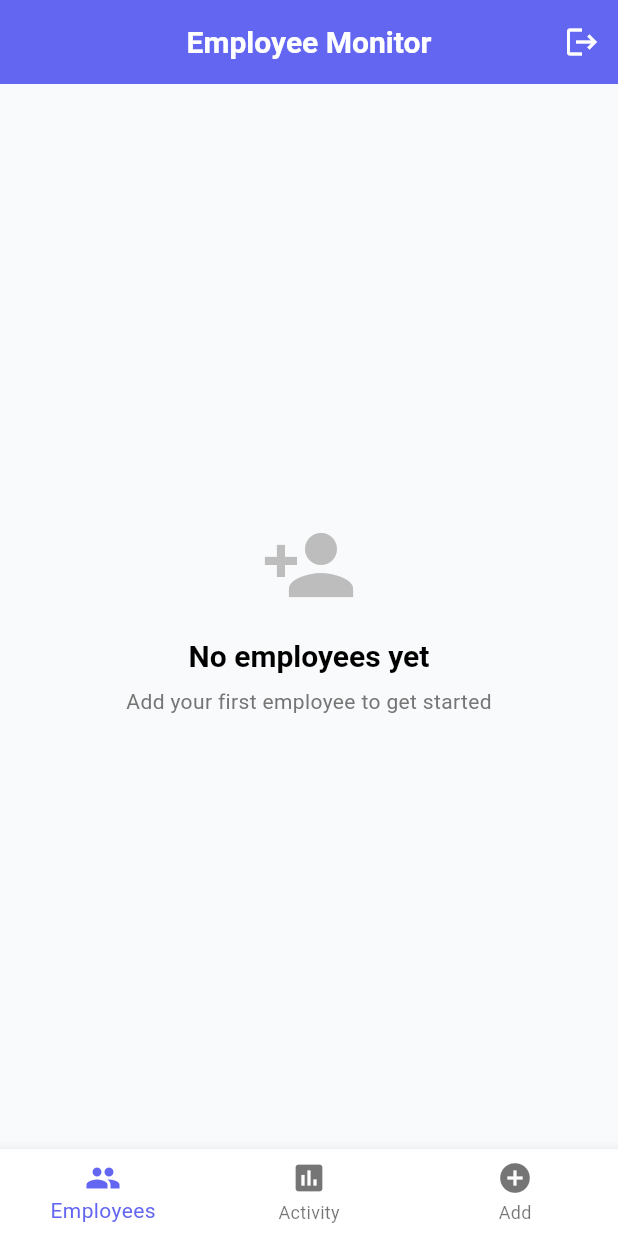
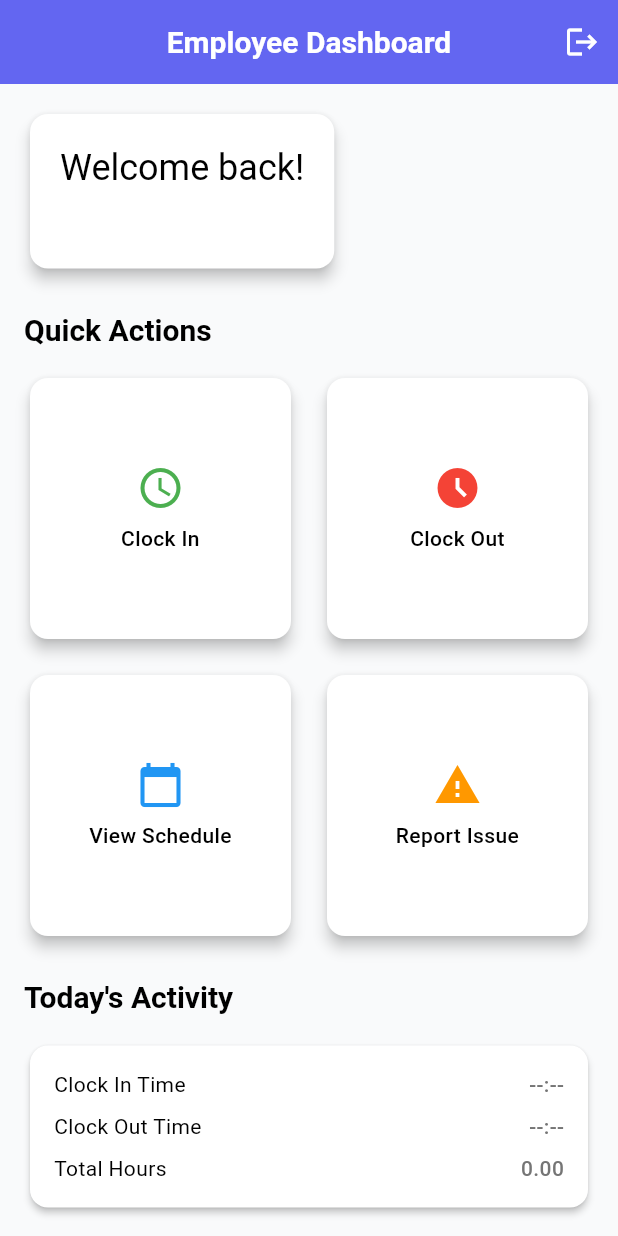
Before and after one commit to dbasysar-beep/my_app, a Flutter app: the screen it shows once a user with an empty profile is signed in, on a phone screen of 412 x 824 dp. Run offline on Flutter 3.47's test engine with Material 3 defaults, Android fonts, the phone set to English and light mode, and no system bars; our stand-ins replace cloud_firestore, firebase_auth, firebase_core; accounts and stored records are empty.

Commit message:
Updated signup and fixed Firebase error

```diff
--- a/lib/main.dart
+++ b/lib/main.dart
@@ -1,4 +1,6 @@
 import 'package:flutter/material.dart';
+import 'package:flutter/foundation.dart'
+    show defaultTargetPlatform, kIsWeb, TargetPlatform;
 import 'package:firebase_core/firebase_core.dart';
 import 'package:provider/provider.dart';
 import 'firebase_options.dart';
@@ -7,23 +9,119 @@ import 'providers/auth_provider.dart';
 import 'screens/auth/login_screen.dart';
 import 'screens/auth/signup_screen.dart';
 import 'screens/home/home_screen.dart';
+import 'screens/dashboards/admin_dashboard.dart';
+import 'screens/dashboards/employee_dashboard.dart';
 import 'screens/employees/add_employee_screen.dart';
 import 'screens/employees/edit_employee_screen.dart';
 import 'screens/employees/employee_details_screen.dart';
 
-void main() async {
+Future<void> main() async {
   WidgetsFlutterBinding.ensureInitialized();
+  runApp(const MyApp());
+}
 
-  try {
-    await Firebase.initializeApp(
-      options: DefaultFirebaseOptions.currentPlatform,
-    );
-    print('Firebase initialized successfully!');
-  } catch (e) {
-    print('Firebase initialization error: $e');
+Future<FirebaseApp> _initializeFirebase() async {
+  final isNativeMobile = !kIsWeb &&
+      (defaultTargetPlatform == TargetPlatform.android ||
+          defaultTargetPlatform == TargetPlatform.iOS);
+
+  if (isNativeMobile) {
+    final app = await Firebase.initializeApp();
+    print('Firebase native app initialized: ${app.options.projectId} / ${app.options.appId}');
+    return app;
   }
 
-  runApp(const MyApp());
+  final app = await Firebase.initializeApp(
+    options: DefaultFirebaseOptions.currentPlatform,
+  );
+  print('Firebase options app initialized: ${app.options.projectId} / ${app.options.appId}');
+  return app;
+}
+
+class FirebaseInitScreen extends StatefulWidget {
+  const FirebaseInitScreen({super.key});
+
+  @override
+  State<FirebaseInitScreen> createState() => _FirebaseInitScreenState();
+}
+
+class _FirebaseInitScreenState extends State<FirebaseInitScreen> {
+  late Future<FirebaseApp> _initialization;
+
+  @override
+  void initState() {
+    super.initState();
+    _initialization = _initializeFirebase();
+  }
+
+  void _retryInitialization() {
+    setState(() {
+      _initialization = _initializeFirebase();
+    });
+  }
+
+  @override
+  Widget build(BuildContext context) {
+    return FutureBuilder<FirebaseApp>(
+      future: _initialization,
+      builder: (context, snapshot) {
+        if (snapshot.connectionState != ConnectionState.done) {
+          return const Scaffold(
+            body: Center(
+              child: CircularProgressIndicator(),
+            ),
+          );
+        }
+
+        if (snapshot.hasError) {
+          return Scaffold(
+            appBar: AppBar(title: const Text('Firebase Setup Error')),
+            body: Padding(
+              padding: const EdgeInsets.all(24.0),
+              child: Column(
+                mainAxisAlignment: MainAxisAlignment.center,
+                crossAxisAlignment: CrossAxisAlignment.stretch,
+                children: [
+                  const Icon(
+                    Icons.error_outline,
+                    color: Colors.red,
+                    size: 80,
+                  ),
+                  const SizedBox(height: 24),
+                  Text(
+                    'Unable to initialize Firebase.',
+                    style: Theme.of(context).textTheme.headlineSmall,
+                    textAlign: TextAlign.center,
+                  ),
+                  const SizedBox(height: 16),
+                  Text(
+                    'Please check your Firebase project configuration and make sure the correct Android/iOS settings are installed.',
+                    style: Theme.of(context).textTheme.bodyLarge,
+                    textAlign: TextAlign.center,
+                  ),
+                  const SizedBox(height: 16),
+                  Text(
+                    snapshot.error.toString(),
+                    style: TextStyle(
+                      color: Theme.of(context).colorScheme.error,
+                    ),
+                    textAlign: TextAlign.center,
+                  ),
+                  const SizedBox(height: 24),
+                  ElevatedButton(
+                    onPressed: _retryInitialization,
+                    child: const Text('Retry Initialization'),
+                  ),
+                ],
+              ),
+            ),
+          );
+        }
+
+        return const AuthWrapper();
+      },
+    );
+  }
 }
 
 class MyApp extends StatelessWidget {
@@ -39,24 +137,28 @@ class MyApp extends StatelessWidget {
         title: 'Employee Monitoring System',
         theme: AppTheme.lightTheme,
         debugShowCheckedModeBanner: false,
-        home: const SplashScreen(),
+        home: const FirebaseInitScreen(),
         routes: {
           '/login': (context) => const LoginScreen(),
           '/signup': (context) => const SignupScreen(),
           '/home': (context) => const HomeScreen(),
-          '/add-employee': (context) => const AddEmployeeScreen(),
+          '/admin-dashboard': (context) => AdminDashboard(),
+          '/employee-dashboard': (context) => EmployeeDashboard(),
+          '/add-employee': (context) => AddEmployeeScreen(),
           '/edit-employee': (context) {
             final args = ModalRoute.of(context)?.settings.arguments as Map?;
+            final authProvider = Provider.of<AuthProvider>(context, listen: false);
             return EditEmployeeScreen(
-              userId: args?['userId'] ?? '',
+              userId: authProvider.user?.uid ?? '',
               employeeId: args?['employeeId'] ?? '',
-              employeeData: args?['data'] ?? {},
+              employeeData: args?['employeeData'] ?? {},
             );
           },
           '/employee-details': (context) {
             final args = ModalRoute.of(context)?.settings.arguments as Map?;
+            final authProvider = Provider.of<AuthProvider>(context, listen: false);
             return EmployeeDetailsScreen(
-              userId: args?['userId'] ?? '',
+              userId: authProvider.user?.uid ?? '',
               employeeId: args?['employeeId'] ?? '',
               employeeData: args?['employeeData'] ?? {},
             );
@@ -67,18 +169,34 @@ class MyApp extends StatelessWidget {
   }
 }
 
-class SplashScreen extends StatelessWidget {
-  const SplashScreen({super.key});
+class AuthWrapper extends StatelessWidget {
+  const AuthWrapper({super.key});
 
   @override
   Widget build(BuildContext context) {
     return Consumer<AuthProvider>(
       builder: (context, authProvider, _) {
-        // Check if user is authenticated
-        if (authProvider.isAuthenticated) {
-          return const HomeScreen();
+        if (authProvider.isLoading) {
+          return const Scaffold(
+            body: Center(
+              child: CircularProgressIndicator(),
+            ),
+          );
+        }
+
+        if (!authProvider.isAuthenticated) {
+          return const LoginScreen();
+        }
+
+        // Redirect based on user role
+        final role = authProvider.userRole;
+        if (role == 'admin') {
+          return AdminDashboard();
+        } else if (role == 'employee') {
+          return EmployeeDashboard();
         } else {
-          return const LoginScreen();
+          // Default to employee dashboard if role is not set
+          return EmployeeDashboard();
         }
       },
     );
--- a/lib/providers/auth_provider.dart
+++ b/lib/providers/auth_provider.dart
@@ -1,32 +1,53 @@
 import 'package:firebase_auth/firebase_auth.dart';
 import 'package:flutter/foundation.dart';
 import '../services/auth_service.dart';
+import '../services/firestore_service.dart';
 
 class AuthProvider extends ChangeNotifier {
   final AuthService _authService = AuthService();
+  final FirestoreService _firestoreService = FirestoreService();
   User? _user;
   bool _isLoading = false;
   String? _error;
+  String? _userRole;
 
   User? get user => _user;
   bool get isLoading => _isLoading;
   String? get error => _error;
   bool get isAuthenticated => _user != null;
+  String? get userRole => _userRole;
 
   AuthProvider() {
-    _authService.authStateChanges.listen((user) {
+    _authService.authStateChanges.listen((user) async {
       _user = user;
+      if (user != null) {
+        await _loadUserRole();
+      } else {
+        _userRole = null;
+      }
       notifyListeners();
     });
   }
 
-  Future<bool> signUp(String email, String password) async {
+  Future<void> _loadUserRole() async {
+    if (_user == null) return;
+    try {
+      final userDoc = await _firestoreService.getUserData(_user!.uid);
+      _userRole = userDoc?['role'] as String?;
+      notifyListeners();
+    } catch (e) {
+      _error = 'Failed to load user role: $e';
+      notifyListeners();
+    }
+  }
+
+  Future<bool> signUp(String email, String password, String role) async {
     _isLoading = true;
     _error = null;
     notifyListeners();
 
     try {
-      await _authService.signUp(email, password);
+      await _authService.signUp(email, password, role);
       _isLoading = false;
       notifyListeners();
       return true;
--- /dev/null
+++ b/lib/screens/dashboards/employee_dashboard.dart
@@ -0,0 +1,249 @@
+import 'package:flutter/material.dart';
+import 'package:provider/provider.dart';
+import '../../providers/auth_provider.dart';
+
+class EmployeeDashboard extends StatefulWidget {
+  const EmployeeDashboard({super.key});
+
+  @override
+  State<EmployeeDashboard> createState() => _EmployeeDashboardState();
+}
+
+class _EmployeeDashboardState extends State<EmployeeDashboard> {
+  @override
+  Widget build(BuildContext context) {
+    final authProvider = context.watch<AuthProvider>();
+
+    return Scaffold(
+      appBar: AppBar(
+        title: const Text('Employee Dashboard'),
+        actions: [
+          IconButton(
+            icon: const Icon(Icons.logout),
+            onPressed: () async {
+              await authProvider.signOut();
+              if (mounted) {
+                Navigator.pushReplacementNamed(context, '/login');
+              }
+            },
+          ),
+        ],
+      ),
+      body: SingleChildScrollView(
+        padding: const EdgeInsets.all(16),
+        child: Column(
+          crossAxisAlignment: CrossAxisAlignment.start,
+          children: [
+            // Welcome Section
+            Card(
+              elevation: 4,
+              child: Padding(
+                padding: const EdgeInsets.all(20),
+                child: Column(
+                  crossAxisAlignment: CrossAxisAlignment.start,
+                  children: [
+                    Text(
+                      'Welcome back!',
+                      style: Theme.of(context).textTheme.headlineSmall,
+                    ),
+                    const SizedBox(height: 8),
+                    Text(
+                      authProvider.user?.email ?? 'Employee',
+                      style: TextStyle(
+                        color: Colors.grey[600],
+                        fontSize: 16,
+                      ),
+                    ),
+                  ],
+                ),
+              ),
+            ),
+
+            const SizedBox(height: 24),
+
+            // Quick Actions
+            Text(
+              'Quick Actions',
+              style: Theme.of(context).textTheme.titleLarge,
+            ),
+            const SizedBox(height: 16),
+
+            GridView.count(
+              crossAxisCount: 2,
+              shrinkWrap: true,
+              physics: const NeverScrollableScrollPhysics(),
+              crossAxisSpacing: 16,
+              mainAxisSpacing: 16,
+              children: [
+                _buildActionCard(
+                  'Clock In',
+                  Icons.access_time,
+                  Colors.green,
+                  () {
+                    // TODO: Implement clock in functionality
+                    ScaffoldMessenger.of(context).showSnackBar(
+                      const SnackBar(content: Text('Clock in functionality coming soon!')),
+                    );
+                  },
+                ),
+                _buildActionCard(
+                  'Clock Out',
+                  Icons.access_time_filled,
+                  Colors.red,
+                  () {
+                    // TODO: Implement clock out functionality
+                    ScaffoldMessenger.of(context).showSnackBar(
+                      const SnackBar(content: Text('Clock out functionality coming soon!')),
+                    );
+                  },
+                ),
+                _buildActionCard(
+                  'View Schedule',
+                  Icons.calendar_today,
+                  Colors.blue,
+                  () {
+                    // TODO: Implement schedule view
+                    ScaffoldMessenger.of(context).showSnackBar(
+                      const SnackBar(content: Text('Schedule view coming soon!')),
+                    );
+                  },
+                ),
+                _buildActionCard(
+                  'Report Issue',
+                  Icons.report_problem,
+                  Colors.orange,
+                  () {
+                    // TODO: Implement issue reporting
+                    ScaffoldMessenger.of(context).showSnackBar(
+                      const SnackBar(content: Text('Issue reporting coming soon!')),
+                    );
+                  },
+                ),
+              ],
+            ),
+
+            const SizedBox(height: 24),
+
+            // Today's Activity
+            Text(
+              'Today\'s Activity',
+              style: Theme.of(context).textTheme.titleLarge,
+            ),
+            const SizedBox(height: 16),
+
+            Card(
+              elevation: 2,
+              child: Padding(
+                padding: const EdgeInsets.all(16),
+                child: Column(
+                  children: [
+                    Row(
+                      mainAxisAlignment: MainAxisAlignment.spaceBetween,
+                      children: [
+                        const Text('Clock In Time'),
+                        Text(
+                          '--:--',
+                          style: TextStyle(
+                            color: Colors.grey[600],
+                            fontWeight: FontWeight.w500,
+                          ),
+                        ),
+                      ],
+                    ),
+                    const SizedBox(height: 8),
+                    Row(
+                      mainAxisAlignment: MainAxisAlignment.spaceBetween,
+                      children: [
+                        const Text('Clock Out Time'),
+                        Text(
+                          '--:--',
+                          style: TextStyle(
+                            color: Colors.grey[600],
+                            fontWeight: FontWeight.w500,
+                          ),
+                        ),
+                      ],
+                    ),
+                    const SizedBox(height: 8),
+                    Row(
+                      mainAxisAlignment: MainAxisAlignment.spaceBetween,
+                      children: [
+                        const Text('Total Hours'),
+                        Text(
+                          '0.00',
+                          style: TextStyle(
+                            color: Colors.grey[600],
+                            fontWeight: FontWeight.w500,
+                          ),
+                        ),
+                      ],
+                    ),
+                  ],
+                ),
+              ),
+            ),
+
+            const SizedBox(height: 24),
+
+            // Recent Activities
+            Text(
+              'Recent Activities',
+              style: Theme.of(context).textTheme.titleLarge,
+            ),
+            const SizedBox(height: 16),
+
+            Card(
+              elevation: 2,
+              child: Padding(
+                padding: const EdgeInsets.all(16),
+                child: Column(
+                  children: [
+                    Row(
+                      children: [
+                        Icon(Icons.info_outline, color: Colors.grey[600]),
+                        const SizedBox(width: 12),
+                        Expanded(
+                          child: Text(
+                            'No recent activities',
+                            style: TextStyle(color: Colors.grey[600]),
+                          ),
+                        ),
+                      ],
+                    ),
+                  ],
+                ),
+              ),
+            ),
+          ],
+        ),
+      ),
+    );
+  }
+
+  Widget _buildActionCard(String title, IconData icon, Color color, VoidCallback onTap) {
+    return Card(
+      elevation: 4,
+      child: InkWell(
+        onTap: onTap,
+        borderRadius: BorderRadius.circular(8),
+        child: Padding(
+          padding: const EdgeInsets.all(16),
+          child: Column(
+            mainAxisAlignment: MainAxisAlignment.center,
+            children: [
+              Icon(icon, size: 32, color: color),
+              const SizedBox(height: 8),
+              Text(
+                title,
+                style: const TextStyle(
+                  fontWeight: FontWeight.w500,
+                ),
+                textAlign: TextAlign.center,
+              ),
+            ],
+          ),
+        ),
+      ),
+    );
+  }
+}
```
Also changed, not shown: lib/screens/auth/signup_screen.dart (+32 -1 lines), lib/screens/dashboards/admin_dashboard.dart (added, +207 -0 lines), lib/services/auth_service.dart (+13 -2 lines), lib/services/firestore_service.dart (+9 -0 lines), 3 other files.
